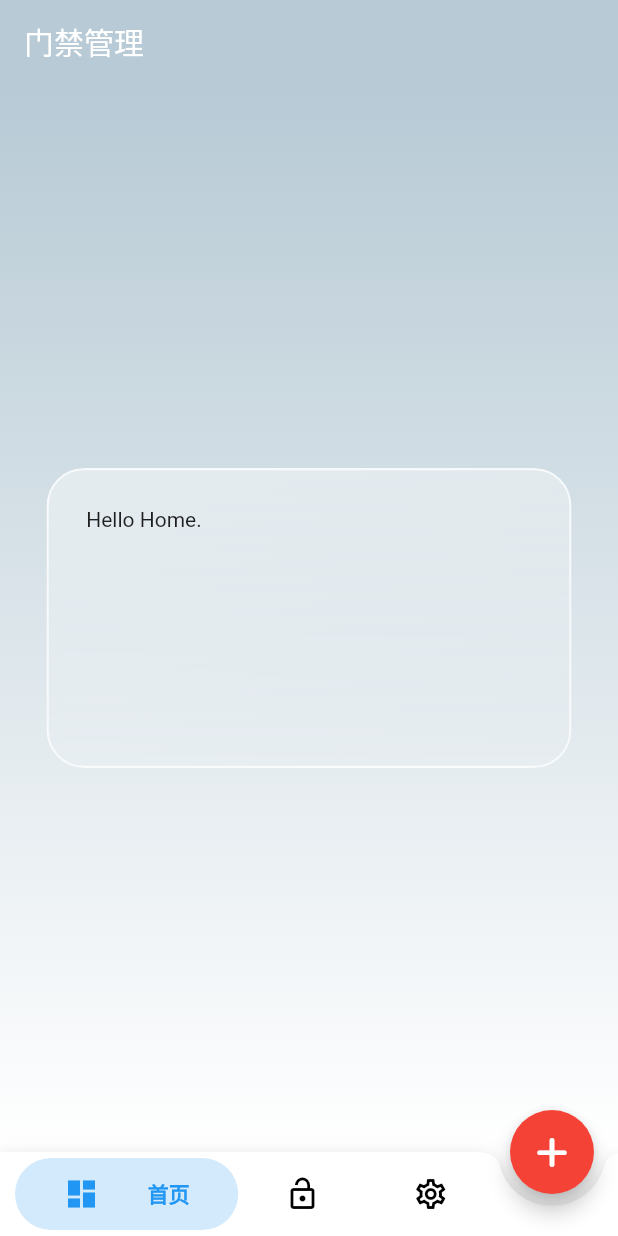
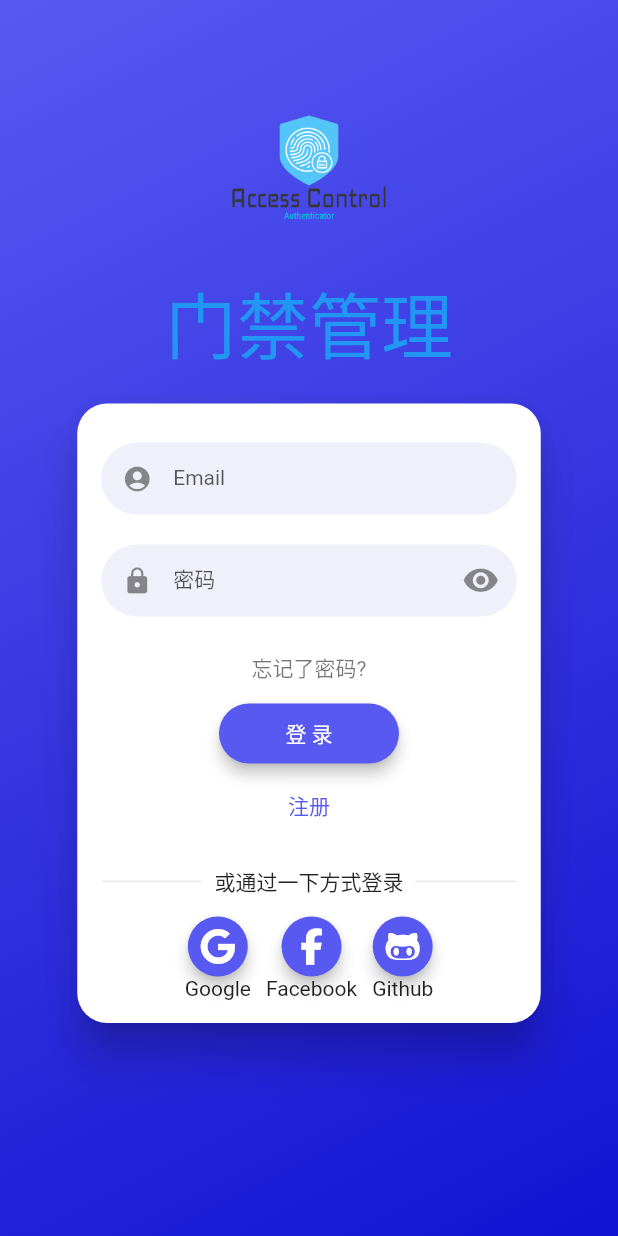
Before and after one commit to shawngao-org/cloud-lock-flutter, a Flutter app: the screen it shows after launch, on a phone screen of 412 x 824 dp. Run offline on Flutter 3.47's test engine with Material 2 defaults, Android fonts, the phone set to English and light mode, and no system bars; drawn by our look-alikes of badges, flutter_login, glass_kit; our stand-ins replace curved_navigation_bar, flutter_local_notifications, font_awesome_flutter.

Commit message:
New: add a login page.

```diff
--- /dev/null
+++ b/lib/login.dart
@@ -0,0 +1,137 @@
+import 'package:flutter/material.dart';
+import 'package:flutter_login/flutter_login.dart';
+import 'package:font_awesome_flutter/font_awesome_flutter.dart';
+import 'package:flutter/foundation.dart';
+import 'layout.dart';
+import 'main.dart';
+
+const users = {
+  'shawngao@gmail.com': '12345',
+  'hunter@gmail.com': 'hunter',
+};
+
+// "733013771840-ismdoe650p2i4aqvt9pirn8turmbill6.apps.googleusercontent.com"
+// "AIzaSyCjJJ31hL1eEdf1TRV7eTTi1V2D_-zS1Oo"
+
+class LoginScreen extends StatelessWidget {
+  const LoginScreen({super.key});
+
+  Duration get loginTime => const Duration(milliseconds: 2250);
+
+  Future<String?> _authUser(LoginData data) {
+    debugPrint('Name: ${data.name}, Password: ${data.password}');
+    return Future.delayed(loginTime).then((_) {
+      if (!users.containsKey(data.name)) {
+        return '用户不存在';
+      }
+      if (users[data.name] != data.password) {
+        return '密码不正确';
+      }
+      return null;
+    });
+  }
+
+  Future<String?> _signupUser(SignupData data) {
+    debugPrint('注册名称: ${data.name}, 密码: ${data.password}');
+    return Future.delayed(loginTime).then((_) {
+      return null;
+    });
+  }
+
+  Future<String> _recoverPassword(String name) {
+    debugPrint('用户名: $name');
+    return Future.delayed(loginTime).then((_) {
+      if (!users.containsKey(name)) {
+        return '用户不存在';
+      }
+      return '';
+    });
+  }
+
+  @override
+  Widget build(BuildContext context) {
+    return FlutterLogin(
+      title: '门禁管理',
+      logo: const AssetImage('assets/images/login-logo.png'),
+      onLogin: _authUser,
+      onSignup: _signupUser,
+      messages: LoginMessages(
+        passwordHint :  '密码',
+        confirmPasswordHint :  '确认密码',
+        forgotPasswordButton :  '忘记了密码?',
+        loginButton :  '登 录',
+        signupButton :  '注册',
+        recoverPasswordButton :  '恢复密码',
+        recoverPasswordIntro :  '在这里重置您的密码',
+        recoverPasswordDescription :
+        '我们会将您的纯文本密码发送到此电子邮件帐户.',
+        recoverCodePasswordDescription :
+        '我们会将密码恢复代码发送到您的电子邮箱.',
+        goBackButton :  '返回',
+        confirmPasswordError :  '密码不匹配!',
+        recoverPasswordSuccess :  '已发送电子邮件',
+        flushbarTitleSuccess :  '成功',
+        flushbarTitleError :  '错误',
+        signUpSuccess :  '已发送激活链接',
+        providersTitleFirst :  '或通过一下方式登录',
+        providersTitleSecond :  '或者',
+        additionalSignUpSubmitButton :  '提交',
+        additionalSignUpFormDescription : '请填写此表格以完成注册',
+        confirmRecoverIntro : '设置新密码的恢复代码已发送到您的电子邮箱.',
+        recoveryCodeHint :  '恢复代码',
+        recoveryCodeValidationError :  '恢复代码为空',
+        setPasswordButton :  '设置密码',
+        confirmRecoverSuccess :  '找回密码.',
+        confirmSignupIntro : '确认码已发送至您的电子邮箱. '
+            '请输入验证码以确认您的帐户.',
+        confirmationCodeHint :  '验证码',
+        confirmationCodeValidationError : '验证码为空',
+        resendCodeButton :  '重新发送验证码',
+        resendCodeSuccess :  '已发送一封新电子邮件.',
+        confirmSignupButton :  '确认',
+        confirmSignupSuccess :  '帐户已确认.',
+      ),
+      loginProviders: <LoginProvider>[
+        LoginProvider(
+          icon: FontAwesomeIcons.google,
+          label: 'Google',
+          callback: () async {
+            debugPrint('start google sign in');
+            await Future.delayed(loginTime);
+            debugPrint('stop google sign in');
+            return null;
+          },
+        ),
+        LoginProvider(
+          icon: FontAwesomeIcons.facebookF,
+          label: 'Facebook',
+          callback: () async {
+            debugPrint('start facebook sign in');
+            await Future.delayed(loginTime);
+            debugPrint('stop facebook sign in');
+            return null;
+          },
+        ),
+        LoginProvider(
+          icon: FontAwesomeIcons.githubAlt,
+          label: 'Github',
+          callback: () async {
+            debugPrint('start github sign in');
+            await Future.delayed(loginTime);
+            debugPrint('stop github sign in');
+            return null;
+          },
+        ),
+      ],
+      onSubmitAnimationCompleted: () {
+        Navigator.of(context).pushReplacement(MaterialPageRoute(
+          builder: (context) => const MyHomePage(title: appName),
+        ));
+      },
+      onRecoverPassword: _recoverPassword,
+      theme: LoginTheme(
+        primaryColor: const Color(0xff5859f1)
+      ),
+    );
+  }
+}
--- a/lib/main.dart
+++ b/lib/main.dart
@@ -1,23 +1,15 @@
-// import 'package:fancy_bar/fancy_bar.dart';
-import 'dart:io';
 import 'dart:math';
 
-import 'package:cloud_lock/home.dart';
-import 'package:cloud_lock/management.dart';
-import 'package:cloud_lock/settings.dart';
-import 'package:curved_navigation_bar/curved_navigation_bar.dart';
+import 'dart:io';
+import 'package:cloud_lock/login.dart';
 import 'package:flutter/material.dart';
 import 'package:flutter/services.dart';
-import 'package:font_awesome_flutter/font_awesome_flutter.dart';
-import 'package:flutter_local_notifications/flutter_local_notifications.dart';
 
-import 'bubble_bottom_bar.dart';
-
-final FlutterLocalNotificationsPlugin flutterLocalNotificationsPlugin = FlutterLocalNotificationsPlugin();
 const String channelId = "0";
 const String channelName = "org.shawngao.channel/notification";
 const String channelDescription = "org.shawngao.channel/notification";
 const String appName = "门禁管理";
+
 void main() {
   runApp(const MyApp());
   if (Platform.isAndroid) {
@@ -53,133 +45,7 @@ class MyApp extends StatelessWidget {
   Widget build(BuildContext context) {
     return const MaterialApp(
       title: appName,
-      home: MyHomePage(title: appName),
+      home: LoginScreen(),
     );
   }
 }
-
-class MyHomePage extends StatefulWidget {
-  const MyHomePage({super.key, required this.title});
-
-  final String title;
-
-  @override
-  State<MyHomePage> createState() => _MyHomePageState();
-}
-
-class _MyHomePageState extends State<MyHomePage> {
-  static const _platformToast =
-      MethodChannel('org.shawngao.channel/toast');
-  static const bottomBar1 = <Widget> [Icon(Icons.dashboard, size: 30),
-    Icon(Icons.lock, size: 30), Icon(Icons.settings, size: 30),
-  ];
-  final List<Widget> _children = [
-    Home(value: 'Hello Home.', onPressed: () => {}),
-    Management(value: "Hello, Management.", onPressed: () => {}),
-    Settings(value: "Hello, Settings.", onPressed: () => {})
-  ];
-  static const bottomBar = <BubbleBottomBarItem>[
-    BubbleBottomBarItem(backgroundColor: Colors.blue,
-        icon: Icon(Icons.dashboard_outlined, color: Colors.black,),
-        activeIcon: Icon(Icons.dashboard, color: Colors.blue,),
-        title: Text("首页")),
-    BubbleBottomBarItem(backgroundColor: Colors.orange,
-        icon: Icon(Icons.lock_open, color: Colors.black,),
-        activeIcon: Icon(Icons.lock, color: Colors.orange,),
-        title: Text("管理")),
-    BubbleBottomBarItem(backgroundColor: Colors.black,
-        icon: Icon(Icons.settings_outlined, color: Colors.black,),
-        activeIcon: Icon(Icons.settings, color: Colors.black,),
-        title: Text("设置")),
-  ];
-
-  void _incrementCounter() async {
-    navStyle = !navStyle;
-    setState(() {currentIndex = currentIndex;});
-    _platformToast.invokeMethod('showShortToast', {'message': 'You was clicked me.'});
-    await _showNotification();
-  }
-
-  late int currentIndex;
-  bool navStyle = true;
-
-  @override
-  void initState() {
-    // TODO: implement initState
-    super.initState();
-    currentIndex = 0;
-    var android = const AndroidInitializationSettings('@mipmap/ic_launcher');
-    final InitializationSettings initializationSettings = InitializationSettings(android: android);
-    flutterLocalNotificationsPlugin.initialize(initializationSettings,);
-  }
-
-  Future<void> _showNotification() async {
-    const AndroidNotificationDetails androidNotificationDetails =
-        AndroidNotificationDetails(channelId, channelName, channelDescription: channelDescription,
-        importance: Importance.max, priority: Priority.max, ticker: 'ticker');
-    const NotificationDetails platformChannelSpecifics = NotificationDetails(
-        android: androidNotificationDetails);
-    await flutterLocalNotificationsPlugin.show((Random()).nextInt(1024), "Hello.",
-        "This is a test notification", platformChannelSpecifics, payload: 'item x');
-  }
-
-  void changePage(int? index) => setState(() {currentIndex = index!;});
-  static const Color topColor = Color(0xffb7cad5);
-  static const Color bottomColor = Color(0xffffffff);
-
-  @override
-  Widget build(BuildContext context) {
-    return Scaffold(
-      appBar: AppBar(
-        elevation: 0,
-        backgroundColor: topColor,
-        title: const Text(appName),
-      ),
-      backgroundColor: bottomColor,
-      body: Container(
-        decoration: const BoxDecoration(
-          gradient: LinearGradient(
-            begin: Alignment.topCenter,
-            end: Alignment.bottomCenter,
-            colors: [
-              topColor,
-              bottomColor
-            ],
-            stops: [
-              0.0, 1.0
-            ],
-          ),
-        ),
-        child: Center(
-          child: Hero(
-            tag: _children[currentIndex].hashCode,
-            child: _children[currentIndex],
-          ),
-        )
-      ),
-      floatingActionButton: FloatingActionButton(
-        onPressed: _incrementCounter,
-        backgroundColor: Colors.red,
-        child: const Icon(FontAwesomeIcons.plus),
-      ),
-      bottomNavigationBar: navStyle ? BubbleBottomBar(
-        opacity: .2,
-        items: bottomBar,
-        currentIndex: currentIndex,
-        onTap: changePage,
-        fabLocation: BubbleBottomBarFabLocation.end,
-        elevation: 8,
-        borderRadius: const BorderRadius.vertical(top: Radius.circular(16)),
-        hasNotch: true,
-      ) : CurvedNavigationBar(
-        backgroundColor: Colors.blueAccent,
-        items: bottomBar1,
-        index: currentIndex,
-        onTap: changePage,
-        height: 60,
-      ),
-      floatingActionButtonLocation: navStyle ? FloatingActionButtonLocation.endDocked
-      : FloatingActionButtonLocation.endFloat,
-    );
-  }
-}
--- a/pubspec.yaml
+++ b/pubspec.yaml
@@ -42,6 +42,8 @@ dependencies:
   curved_navigation_bar: ^1.0.3
   flutter_local_notifications: ^14.0.0
   sliver_app_bar_builder: ^1.0.4
+  google_fonts: ^4.0.4
+  flutter_login: ^4.1.1
 
 dev_dependencies:
   flutter_test:
@@ -64,6 +66,8 @@ flutter:
   # included with your application, so that you can use the icons in
   # the material Icons class.
   uses-material-design: true
+  assets:
+    - assets/images/login-logo.png
 
   # To add assets to your application, add an assets section, like this:
   # assets:
```
Also changed, not shown: lib/data/lock_info.dart (added, +12 -0 lines), lib/layout.dart (added, +145 -0 lines), assets/images/login-logo.png (added), pubspec.lock.
